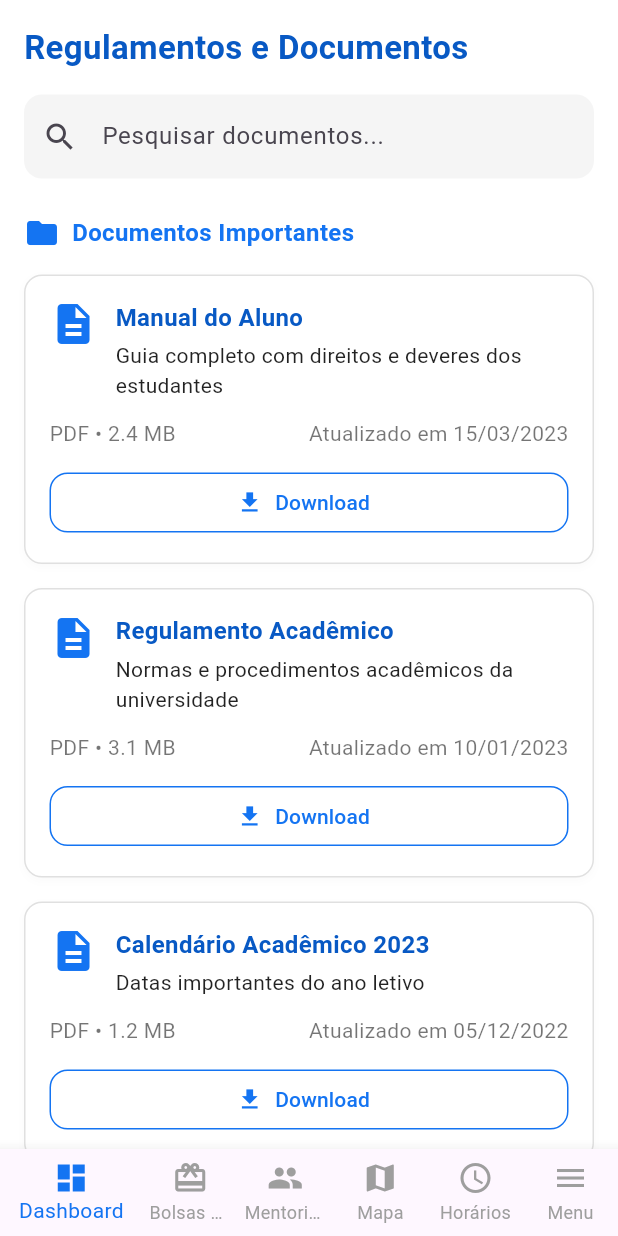
After one commit to joao-fcosta/uni_conecta, a Flutter app: the RegulationsScreen screen opened by its route, on a phone screen of 412 x 824 dp. The commit adds this screen. Run offline on Flutter 3.47's test engine with Material 3 defaults, Android fonts, the light colour scheme and no system bars; network calls fail.

Commit message:
Criação da tela de Regulamentos e Docs, e inserção de rotas

```diff
--- a/lib/main.dart
+++ b/lib/main.dart
@@ -4,6 +4,8 @@ import 'screens/home_screen/home_screen.dart';
 import 'screens/map_screen/map_screen.dart';
 import 'screens/mentoring_screen/mentoring_screen.dart';
 import 'screens/schedule_screen/schedule_screen.dart';
+import 'screens/regulations_screen/regulations_screen.dart';
+
 void main() {
   runApp(const MyApp());
 }
@@ -21,7 +23,8 @@ class MyApp extends StatelessWidget {
         '/map': (context) => const MapScreen(),
         '/mentoring': (context) => const MentoringScreen(),
         '/scholarship': (context) => const ScholarshipScreen(),
-        '/schedule': (context) => const ScheduleScreen()
+        '/schedule': (context) => const ScheduleScreen(),
+        '/regulations': (context) => const RegulationsScreen(),
       },
     );
   }
--- a/lib/screens/home_screen/home_screen.dart
+++ b/lib/screens/home_screen/home_screen.dart
@@ -80,12 +80,15 @@ class HomeScreen extends StatelessWidget {
                             Navigator.pushNamed(context, '/schedule');
                           },
                         ),
-                        const QuickAccessItem(
+                        QuickAccessItem(
                           icon: Icons.menu_book,
                           label: 'Regulamentos',
                           bgColor: Color(0xFFCEE1FF),
+                          onTap: () {
+                            Navigator.pushNamed(context, '/regulations');
+                          },
                         ),
-                        const QuickAccessItem(
+                        QuickAccessItem(
                           icon: Icons.description,
                           label: 'Trabalhos',
                           bgColor: Color(0xFFFFDCDC),
--- /dev/null
+++ b/lib/screens/regulations_screen/regulations_screen.dart
@@ -0,0 +1,173 @@
+import 'package:flutter/material.dart';
+import '../../colors.dart';
+import '../../widgets/bottom_navigation.dart';
+
+class RegulationsScreen extends StatelessWidget {
+  const RegulationsScreen({super.key});
+
+  @override
+  Widget build(BuildContext context) {
+    return Scaffold(
+      backgroundColor: Colors.white,
+      bottomNavigationBar: const BottomNavigation(),
+      body: SafeArea(
+        child: SingleChildScrollView(
+          padding: const EdgeInsets.all(16),
+          child: Column(
+            crossAxisAlignment: CrossAxisAlignment.start,
+            children: [
+              const Text(
+                'Regulamentos e Documentos',
+                style: TextStyle(
+                  fontSize: 22,
+                  fontWeight: FontWeight.bold,
+                  color: purpleDark,
+                ),
+              ),
+              const SizedBox(height: 16),
+              TextField(
+                decoration: InputDecoration(
+                  hintText: 'Pesquisar documentos...',
+                  prefixIcon: const Icon(Icons.search),
+                  filled: true,
+                  fillColor: Colors.grey[100],
+                  border: OutlineInputBorder(
+                    borderRadius: BorderRadius.circular(12),
+                    borderSide: BorderSide.none,
+                  ),
+                ),
+              ),
+              const SizedBox(height: 24),
+              const Row(
+                children: [
+                  Icon(Icons.folder, color: purple),
+                  SizedBox(width: 8),
+                  Text(
+                    'Documentos Importantes',
+                    style: TextStyle(
+                      fontWeight: FontWeight.bold,
+                      fontSize: 16,
+                      color: purple,
+                    ),
+                  ),
+                ],
+              ),
+              const SizedBox(height: 16),
+              ..._documents.map((doc) => _buildDocumentCard(doc)).toList(),
+            ],
+          ),
+        ),
+      ),
+    );
+  }
+
+  Widget _buildDocumentCard(Map<String, String> doc) {
+    return Container(
+      margin: const EdgeInsets.only(bottom: 16),
+      padding: const EdgeInsets.all(16),
+      decoration: BoxDecoration(
+        border: Border.all(color: Colors.grey.shade300),
+        borderRadius: BorderRadius.circular(12),
+        color: Colors.white,
+        boxShadow: [
+          BoxShadow(
+            color: Colors.black.withOpacity(0.02),
+            blurRadius: 4,
+            offset: const Offset(0, 2),
+          )
+        ],
+      ),
+      child: Column(
+        crossAxisAlignment: CrossAxisAlignment.start,
+        children: [
+          Row(
+            crossAxisAlignment: CrossAxisAlignment.start,
+            children: [
+              const Icon(Icons.description, color: purple, size: 32),
+              const SizedBox(width: 12),
+              Expanded(
+                child: Column(
+                  crossAxisAlignment: CrossAxisAlignment.start,
+                  children: [
+                    Text(
+                      doc['title']!,
+                      style: const TextStyle(
+                        fontWeight: FontWeight.bold,
+                        fontSize: 16,
+                        color: purpleDark,
+                      ),
+                    ),
+                    const SizedBox(height: 4),
+                    Text(
+                      doc['subtitle']!,
+                      style: const TextStyle(fontSize: 14, color: Colors.black87),
+                    ),
+                  ],
+                ),
+              ),
+            ],
+          ),
+          const SizedBox(height: 12),
+          Row(
+            mainAxisAlignment: MainAxisAlignment.spaceBetween,
+            children: [
+              Text('PDF • ${doc['size']}', style: const TextStyle(color: Colors.black54)),
+              Text('Atualizado em ${doc['updated']}', style: const TextStyle(color: Colors.black54)),
+            ],
+          ),
+          const SizedBox(height: 12),
+          SizedBox(
+            width: double.infinity,
+            child: OutlinedButton.icon(
+              icon: const Icon(Icons.download, color: purple),
+              label: const Text(
+                'Download',
+                style: TextStyle(color: purple),
+              ),
+              onPressed: () {},
+              style: OutlinedButton.styleFrom(
+                side: const BorderSide(color: purple),
+                shape: RoundedRectangleBorder(
+                  borderRadius: BorderRadius.circular(12),
+                ),
+              ),
+            ),
+          )
+        ],
+      ),
+    );
+  }
+}
+
+const List<Map<String, String>> _documents = [
+  {
+    'title': 'Manual do Aluno',
+    'subtitle': 'Guia completo com direitos e deveres dos estudantes',
+    'size': '2.4 MB',
+    'updated': '15/03/2023'
+  },
+  {
+    'title': 'Regulamento Acadêmico',
+    'subtitle': 'Normas e procedimentos acadêmicos da universidade',
+    'size': '3.1 MB',
+    'updated': '10/01/2023'
+  },
+  {
+    'title': 'Calendário Acadêmico 2023',
+    'subtitle': 'Datas importantes do ano letivo',
+    'size': '1.2 MB',
+    'updated': '05/12/2022'
+  },
+  {
+    'title': 'Regimento de Bolsas e Auxílios',
+    'subtitle': 'Normas para concessão e manutenção de bolsas',
+    'size': '2.8 MB',
+    'updated': '20/02/2023'
+  },
+  {
+    'title': 'Manual da Biblioteca',
+    'subtitle': 'Regras de utilização e empréstimo de livros',
+    'size': '1.5 MB',
+    'updated': '08/03/2023'
+  },
+];
--- a/lib/widgets/menu_modal.dart
+++ b/lib/widgets/menu_modal.dart
@@ -41,7 +41,7 @@ class MenuModal extends StatelessWidget {
               MenuItem(icon: Icons.group, label: 'Mentorias', onTap: () => _navigate(context, '/mentoring')),
               MenuItem(icon: Icons.map, label: 'Mapa', onTap: () => _navigate(context, '/map')),
               MenuItem(icon: Icons.schedule, label: 'Horários', onTap: () => _navigate(context, '/schedule')),
-              MenuItem(icon: Icons.menu_book, label: 'Regulamentos'),
+              MenuItem(icon: Icons.menu_book, label: 'Regulamentos', onTap: () => _navigate(context, '/regulations')),
               MenuItem(icon: Icons.work, label: 'Trabalhos'),
               MenuItem(icon: Icons.notifications, label: 'Notificações'),
               MenuItem(icon: Icons.person, label: 'Perfil'),
```
Also changed, not shown: lib/screens/userprofile_screen/userprofile_screen.dart (added).
